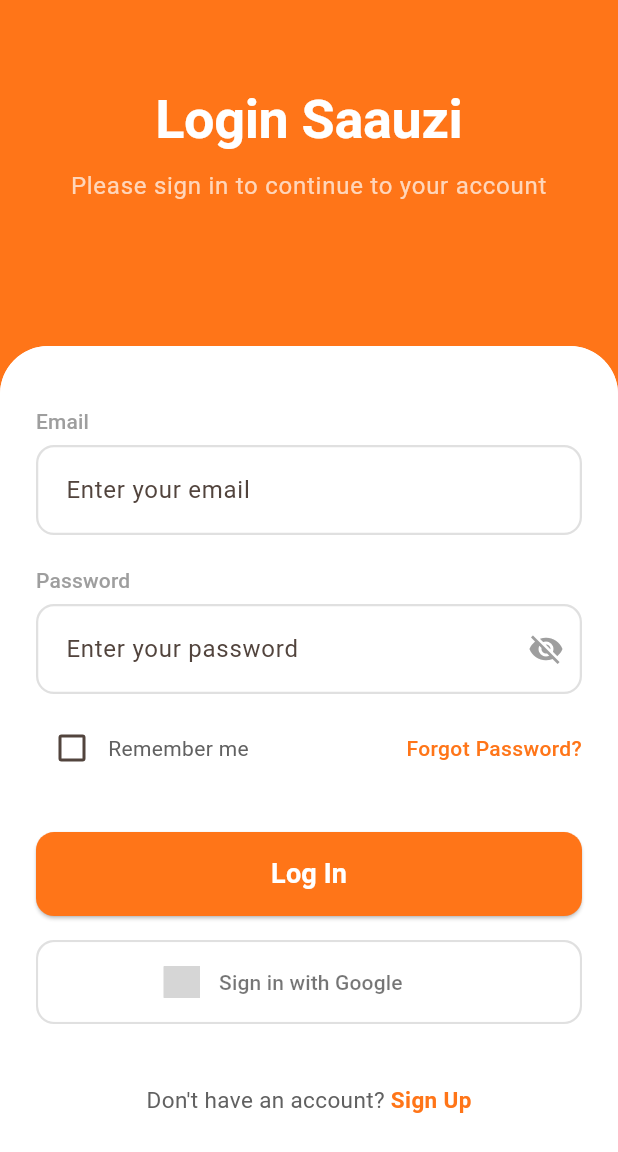
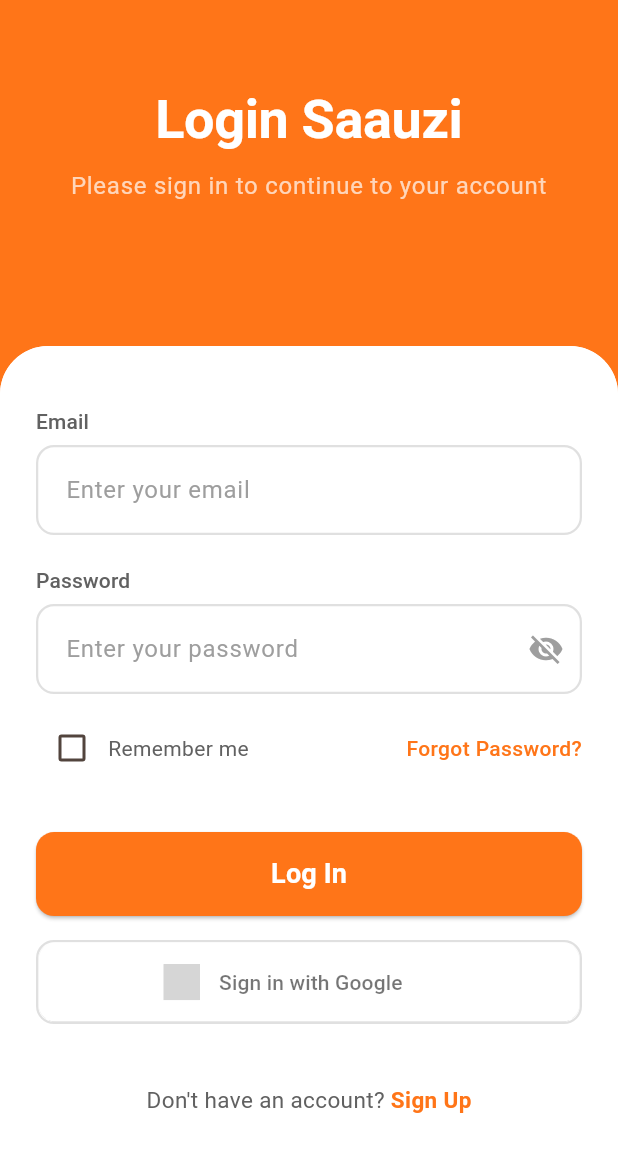
Before and after one commit to binitapkhrl/auth, a Flutter app: the screen it shows after launch, on a phone screen of 412 x 824 dp. Shown: the top 1152 px of the screen. Run offline on Flutter 3.47's test engine with Material 3 defaults, Android fonts, the phone set to English and light mode, and no system bars; drawn by our look-alikes of sign_in_button; our stand-ins replace beamer, flutter_riverpod; Roboto replaces fonts that are missing (Libadora); grey boxes are pictures that could not be loaded.

Commit message:
editing ui

```diff
--- a/auth/lib/core/widgets/app_textfield.dart
+++ b/auth/lib/core/widgets/app_textfield.dart
@@ -57,7 +57,7 @@ class _AppTextFieldState extends State<AppTextField> {
             widget.label!,
             style: theme.textTheme.labelLarge?.copyWith(
               fontWeight: FontWeight.w500,
-              color: Colors.grey,
+              color: Colors.grey.shade700,
             ),
           ),
           const SizedBox(height: 6),
@@ -75,6 +75,7 @@ class _AppTextFieldState extends State<AppTextField> {
           style: theme.textTheme.bodyLarge,
           decoration: InputDecoration(
             hintText: widget.hintText,
+            hintStyle: TextStyle(color: Colors.grey.shade500),
             border: OutlineInputBorder(
               borderRadius: BorderRadius.circular(12),
               borderSide: BorderSide(color: Colors.grey.shade300, width: 1.5),
@@ -85,7 +86,7 @@ class _AppTextFieldState extends State<AppTextField> {
             ),
             focusedBorder: OutlineInputBorder(
               borderRadius: BorderRadius.circular(12),
-              borderSide: BorderSide(color: Colors.grey.shade400, width: 1.5),
+              borderSide: BorderSide(color: Colors.grey.shade300, width: 1.5),
             ),
             suffixIcon: widget.isPassword
                 ? IconButton(
--- a/auth/lib/core/widgets/custom_google_button.dart
+++ b/auth/lib/core/widgets/custom_google_button.dart
@@ -1,4 +1,3 @@
-
 import 'package:flutter/material.dart';
 import 'package:sign_in_button/sign_in_button.dart';
 
@@ -17,6 +16,7 @@ class AppGoogleButton extends StatelessWidget {
     final theme = Theme.of(context);
     final primaryGold = theme.colorScheme.primary;
 
+    // Loading state
     if (isLoading) {
       return OutlinedButton(
         onPressed: null,
@@ -39,22 +39,22 @@ class AppGoogleButton extends StatelessWidget {
       );
     }
 
-    // This single line adds the light border you want
+    // Normal state - using the official pre-built Google button
     return Container(
       height: 56,
       decoration: BoxDecoration(
         border: Border.all(color: Colors.grey.shade300, width: 1.5),
         borderRadius: BorderRadius.circular(12),
       ),
-      child: SignInButton(
-        Buttons.google,
-        text: "Sign in with Google",
-        onPressed: onPressed ?? () {},
-        shape: RoundedRectangleBorder(
-          borderRadius: BorderRadius.circular(12),
+      child: ClipRRect(
+        borderRadius: BorderRadius.circular(12),
+        child: SignInButton(
+          Buttons.google,           // Uses the official Google logo and styling
+          text: 'Sign in with Google',
+          onPressed: onPressed ?? () {},
+          // Optional: slightly adjust text style if needed
+          // textStyle: const TextStyle(fontWeight: FontWeight.w500),
         ),
-        padding: const EdgeInsets.symmetric(vertical: 16),
-        elevation: 0,
       ),
     );
   }
```
Also changed, not shown: auth/lib/features/presentation/pages/login_page.dart (line endings or trailing spaces).
